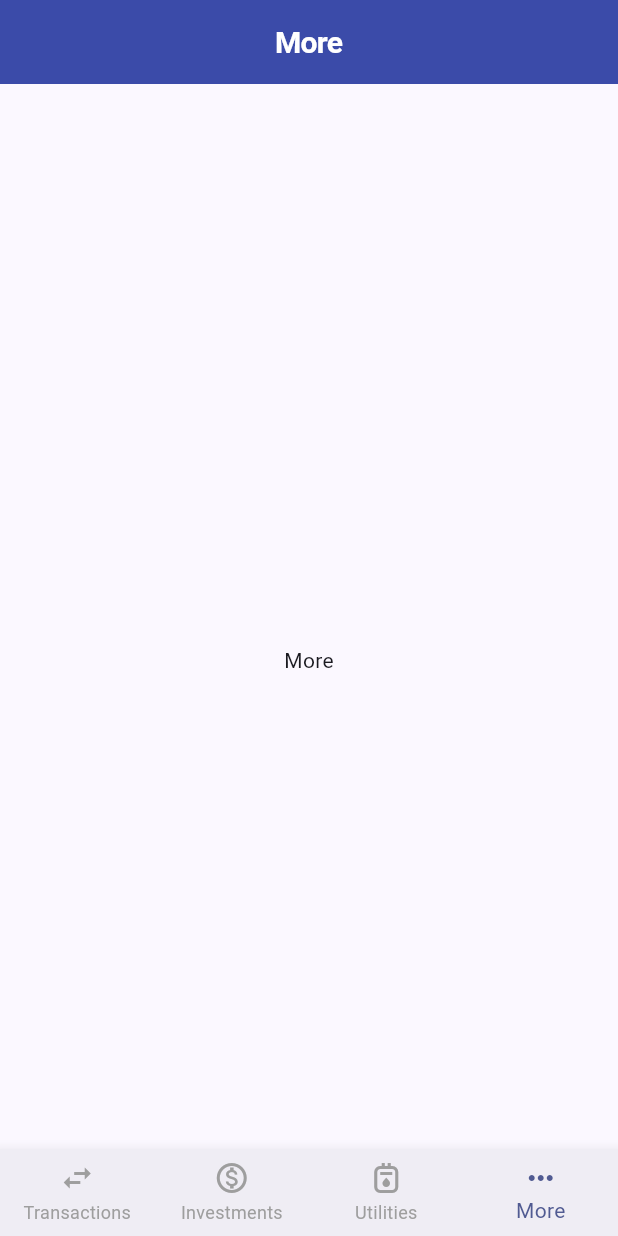
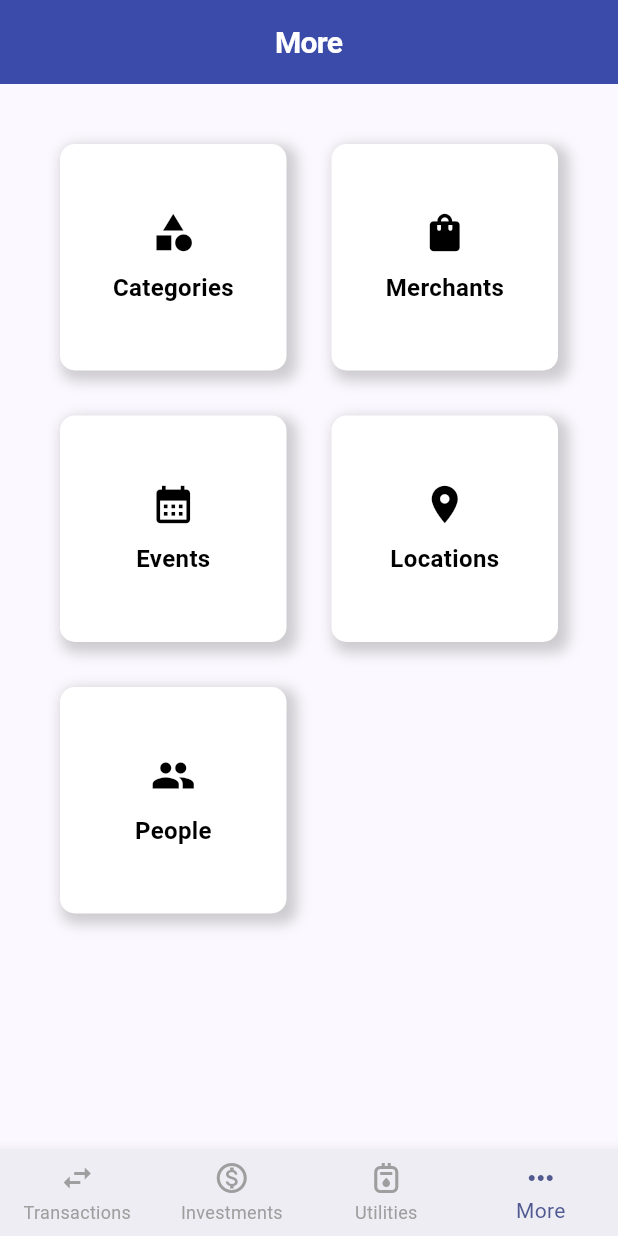
Before and after one commit to roger-mengqiu-chen/life_flutter, a Flutter app: the screen it shows after launch, item 4 of the bottom bar chosen, on a phone screen of 412 x 824 dp. Run offline on Flutter 3.47's test engine with Material 3 defaults, Android fonts, the phone set to English and light mode, and no system bars.

Commit message:
added some tiles to more page

```diff
--- a/lib/ui/more/widgets/more_screen.dart
+++ b/lib/ui/more/widgets/more_screen.dart
@@ -12,9 +12,63 @@ class MoreScreen extends StatelessWidget {
         showFilter: false,
         showTools: false,
       ),
-      body: Center(
-        child: Text('More')
+      body: Padding(
+        padding: const EdgeInsets.all(40.0),
+        child: GridView.count(
+          crossAxisCount: 2,
+          crossAxisSpacing: 30.0,
+          mainAxisSpacing: 30.0,
+          children: <Widget>[
+            _buildGridTile(Icons.category, 'Categories'),
+            _buildGridTile(Icons.shopping_bag, 'Merchants'),
+            _buildGridTile(Icons.calendar_month, 'Events'),
+            _buildGridTile(Icons.location_on, 'Locations'),
+            _buildGridTile(Icons.people, 'People')
+          ]
+        )
       )
     );
   }
+
+  Widget _buildGridTile(IconData icon, String label) {
+    return Container (
+      decoration: BoxDecoration(
+        color: Colors.white,
+        borderRadius: BorderRadius.circular(10.0),
+        boxShadow: [
+          BoxShadow(
+            color: Colors.grey.withValues(alpha: 0.5),
+            offset: const Offset(4, 4),
+            spreadRadius: 3,
+            blurRadius: 7,
+          )
+        ]
+      ),
+      child: InkWell(
+        onTap: () {
+        },
+        child: Center(
+          child: Column(
+            mainAxisAlignment: MainAxisAlignment.center,
+            children: <Widget>[
+              Icon(
+                icon,
+                size: 30.0,
+                color: Colors.black,
+              ),
+              const SizedBox(height: 10),
+              Text(
+                label,
+                style: const TextStyle(
+                  color: Colors.black,
+                  fontSize: 16.0,
+                  fontWeight: FontWeight.bold
+                )
+              )
+            ],
+          ),
+        ),
+      ),
+    );
+  }
 }
```
